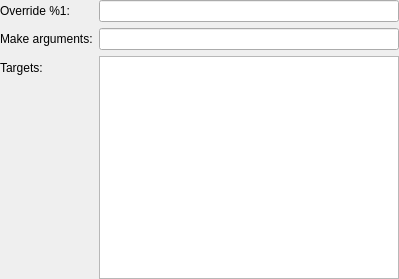
Old version of the form src/project_manager/ros_catkin_make_step.ui in the repository ros-industrial/ros_qtc_plugin.
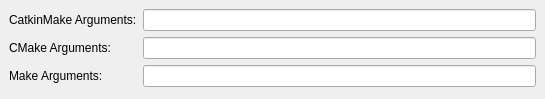
New version of the form.

What changed in the file:
```diff
--- a/src/project_manager/ros_catkin_make_step.ui
+++ b/src/project_manager/ros_catkin_make_step.ui
@@ -6,8 +6,8 @@
    <rect>
     <x>0</x>
     <y>0</y>
-    <width>399</width>
-    <height>279</height>
+    <width>545</width>
+    <height>99</height>
    </rect>
   </property>
   <layout class="QFormLayout" name="formLayout">
@@ -15,21 +15,21 @@
     <enum>QFormLayout::ExpandingFieldsGrow</enum>
    </property>
    <property name="leftMargin">
-    <number>0</number>
+    <number>9</number>
    </property>
    <property name="topMargin">
-    <number>0</number>
+    <number>9</number>
    </property>
    <property name="rightMargin">
-    <number>0</number>
+    <number>9</number>
    </property>
    <property name="bottomMargin">
-    <number>0</number>
+    <number>9</number>
    </property>
    <item row="0" column="0">
     <widget class="QLabel" name="makeLabel">
      <property name="text">
-      <string>Override %1:</string>
+      <string>CatkinMake Arguments:</string>
      </property>
      <property name="buddy">
       <cstring>makeLineEdit</cstring>
@@ -37,33 +37,37 @@
     </widget>
    </item>
    <item row="0" column="1">
-    <widget class="QLineEdit" name="makeLineEdit"/>
+    <widget class="QLineEdit" name="catkinMakeArgumentsLineEdit">
+     <property name="clearButtonEnabled">
+      <bool>true</bool>
+     </property>
+    </widget>
    </item>
    <item row="1" column="0">
-    <widget class="QLabel" name="makeArgumentsLabel">
+    <widget class="QLabel" name="cmakeArgumentsLabel">
      <property name="text">
-      <string>Make arguments:</string>
-     </property>
-     <property name="buddy">
-      <cstring>makeArgumentsLineEdit</cstring>
+      <string>CMake Arguments:</string>
      </property>
     </widget>
    </item>
    <item row="1" column="1">
-    <widget class="QLineEdit" name="makeArgumentsLineEdit"/>
+    <widget class="QLineEdit" name="cmakeArgumentsLineEdit"/>
    </item>
    <item row="2" column="0">
-    <widget class="QLabel" name="targetsLabel">
-     <property name="text">
-      <string>Targets:</string>
+    <widget class="QLabel" name="makeArgumentsLabel">
+     <property name="sizePolicy">
+      <sizepolicy hsizetype="Preferred" vsizetype="Preferred">
+       <horstretch>0</horstretch>
+       <verstretch>0</verstretch>
+      </sizepolicy>
      </property>
-     <property name="buddy">
-      <cstring>targetsList</cstring>
+     <property name="text">
+      <string>Make Arguments:</string>
      </property>
     </widget>
    </item>
    <item row="2" column="1">
-    <widget class="QListWidget" name="targetsList"/>
+    <widget class="QLineEdit" name="makeArgumentsLineEdit"/>
    </item>
   </layout>
  </widget>
```
Left out of the diff: 4 changed lines with no effect on the pictures.
